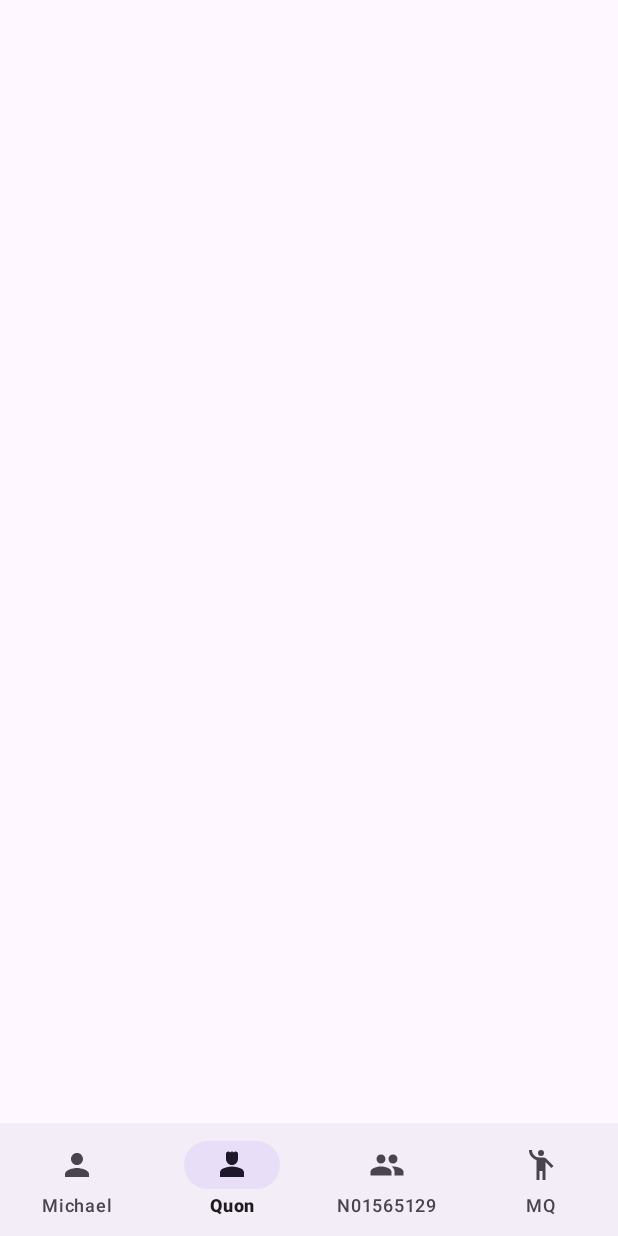
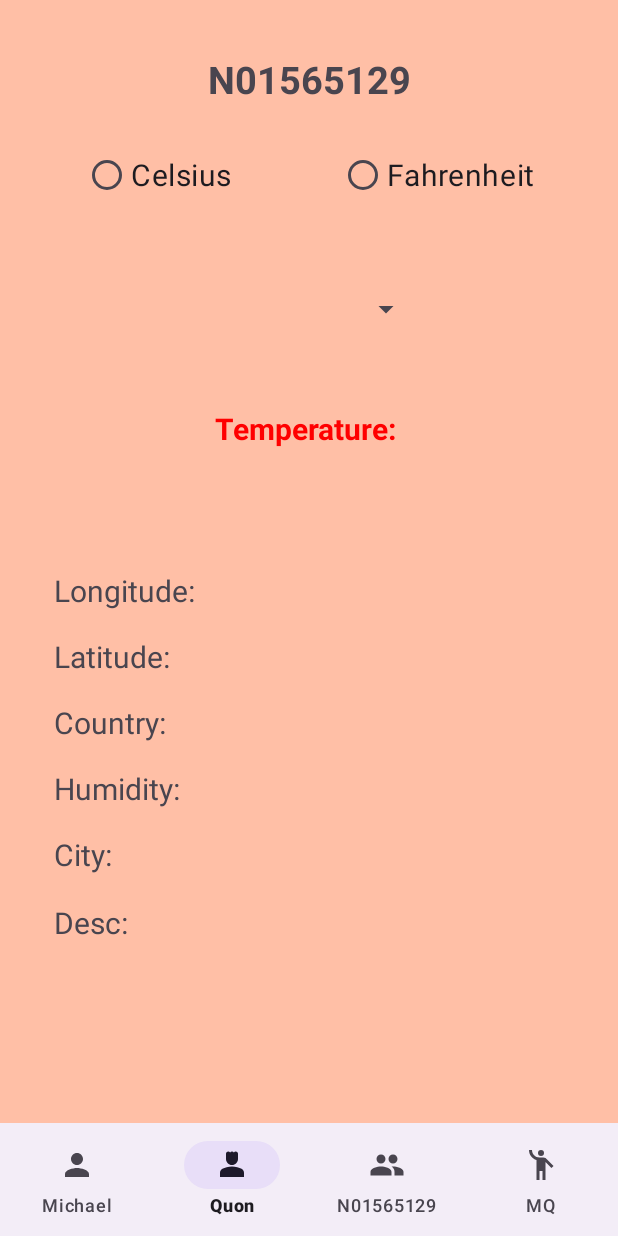
Before and after one commit to Michael-Quon/Android-Studio-Lab-10, an Android app: the screen it shows after launch (QuonActivity10), item 2 of the bottom bar chosen, on a phone screen of 412 x 824 dp. Run offline under Robolectric (Android 15) with nearby library versions, the phone set to English and light mode, and no system bars; pictures from the network do not load.

Commit message:
Made the xml for the second fragment

```diff
--- a/MichaelLab10/src/main/java/michael/quon/n01565129/mq/QuonActivity10.java
+++ b/MichaelLab10/src/main/java/michael/quon/n01565129/mq/QuonActivity10.java
@@ -21,6 +21,7 @@ public class QuonActivity10 extends AppCompatActivity implements BottomNavigatio
         bottomNavigationView = findViewById(R.id.MicBottomNavigationView);
         bottomNavigationView.setOnItemSelectedListener(this);
         bottomNavigationView.setSelectedItemId(R.id.Mic_Michael);
+
     }
 
     Mi1chaelFragment mi1chaelFragment = new Mi1chaelFragment();
--- a/MichaelLab10/src/main/res/layout/fragment_qu2on.xml
+++ b/MichaelLab10/src/main/res/layout/fragment_qu2on.xml
@@ -1,12 +1,146 @@
 <?xml version="1.0" encoding="utf-8"?>
-<FrameLayout xmlns:android="http://schemas.android.com/apk/res/android"
+<androidx.constraintlayout.widget.ConstraintLayout xmlns:android="http://schemas.android.com/apk/res/android"
+    xmlns:app="http://schemas.android.com/apk/res-auto"
     xmlns:tools="http://schemas.android.com/tools"
     android:layout_width="match_parent"
     android:layout_height="match_parent"
+    android:background="@color/peach"
     tools:context=".Qu2onFragment">
 
+
     <TextView
-        android:layout_width="match_parent"
-        android:layout_height="match_parent" />
+        android:id="@+id/Mic_idTV"
+        android:layout_width="155dp"
+        android:layout_height="41dp"
+        android:layout_marginTop="35dp"
+        android:text="@string/n01565129"
+        android:textAlignment="center"
+        android:textSize="25sp"
+        android:textStyle="bold"
+        app:layout_constraintEnd_toEndOf="parent"
+        app:layout_constraintHorizontal_bias="0.5"
+        app:layout_constraintStart_toStartOf="parent"
+        app:layout_constraintTop_toTopOf="parent" />
 
-</FrameLayout>
+    <RadioGroup
+        android:id="@+id/Mic_tempRadioGroup"
+        android:layout_width="341dp"
+        android:layout_height="51dp"
+        android:layout_marginStart="40dp"
+        android:layout_marginTop="16dp"
+        android:orientation="horizontal"
+        app:layout_constraintEnd_toEndOf="parent"
+        app:layout_constraintStart_toStartOf="parent"
+        app:layout_constraintTop_toBottomOf="@+id/Mic_idTV">
+
+        <RadioButton
+            android:id="@+id/Mic_Celsius_radioButton"
+            android:layout_width="0dp"
+            android:layout_height="wrap_content"
+            android:layout_weight="1"
+            android:text="@string/celsius"
+            android:textSize="20sp"/>
+
+        <RadioButton
+            android:id="@+id/Mic_Fahrenheit_radioButton"
+            android:layout_width="0dp"
+            android:layout_height="wrap_content"
+            android:layout_weight="1"
+            android:text="@string/fahrenheit"
+            android:textSize="20sp"/>
+
+    </RadioGroup>
+
+
+    <Spinner
+        android:id="@+id/Mic_cityspinner"
+        android:layout_width="153dp"
+        android:layout_height="36dp"
+        android:layout_marginTop="188dp"
+        app:layout_constraintEnd_toEndOf="parent"
+        app:layout_constraintHorizontal_bias="0.496"
+        app:layout_constraintStart_toStartOf="parent"
+        app:layout_constraintTop_toTopOf="parent" />
+
+    <TextView
+        android:id="@+id/Mic_tempTV"
+        android:layout_width="264dp"
+        android:layout_height="34dp"
+        android:layout_marginTop="272dp"
+        android:text="@string/temperature"
+        android:textAlignment="center"
+        android:textColor="#FF0000"
+        android:textSize="20sp"
+        android:textStyle="bold"
+        app:layout_constraintEnd_toEndOf="parent"
+        app:layout_constraintHorizontal_bias="0.496"
+        app:layout_constraintStart_toStartOf="parent"
+        app:layout_constraintTop_toTopOf="parent" />
+
+    <TextView
+        android:id="@+id/Mic_Longitude"
+        android:layout_width="wrap_content"
+        android:layout_height="wrap_content"
+        android:layout_marginStart="36dp"
+        android:layout_marginTop="380dp"
+        android:text="@string/longitude"
+        android:textSize="20sp"
+        app:layout_constraintStart_toStartOf="parent"
+        app:layout_constraintTop_toTopOf="parent" />
+
+    <TextView
+        android:id="@+id/Mic_Latitude"
+        android:layout_width="wrap_content"
+        android:layout_height="wrap_content"
+        android:layout_marginStart="36dp"
+        android:layout_marginTop="424dp"
+        android:text="@string/latitude"
+        android:textSize="20sp"
+        app:layout_constraintStart_toStartOf="parent"
+        app:layout_constraintTop_toTopOf="parent" />
+
+    <TextView
+        android:id="@+id/Mic_Country"
+        android:layout_width="wrap_content"
+        android:layout_height="wrap_content"
+        android:layout_marginStart="36dp"
+        android:layout_marginTop="468dp"
+        android:text="@string/country"
+        android:textSize="20sp"
+        app:layout_constraintStart_toStartOf="parent"
+        app:layout_constraintTop_toTopOf="parent" />
+
+    <TextView
+        android:id="@+id/Mic_Humidity"
+        android:layout_width="wrap_content"
+        android:layout_height="wrap_content"
+        android:layout_marginStart="36dp"
+        android:layout_marginTop="512dp"
+        android:text="@string/humidity"
+        android:textSize="20sp"
+        app:layout_constraintStart_toStartOf="parent"
+        app:layout_constraintTop_toTopOf="parent" />
+
+    <TextView
+        android:id="@+id/Mic_City"
+        android:layout_width="wrap_content"
+        android:layout_height="wrap_content"
+        android:layout_marginStart="36dp"
+        android:layout_marginTop="556dp"
+        android:text="@string/city"
+        android:textSize="20sp"
+        app:layout_constraintStart_toStartOf="parent"
+        app:layout_constraintTop_toTopOf="parent" />
+
+    <TextView
+        android:id="@+id/Mic_Desc"
+        android:layout_width="wrap_content"
+        android:layout_height="wrap_content"
+        android:layout_marginStart="36dp"
+        android:layout_marginTop="601dp"
+        android:text="@string/desc"
+        android:textSize="20sp"
+        app:layout_constraintStart_toStartOf="parent"
+        app:layout_constraintTop_toTopOf="parent" />
+
+</androidx.constraintlayout.widget.ConstraintLayout>
--- a/MichaelLab10/src/main/res/values/colors.xml
+++ b/MichaelLab10/src/main/res/values/colors.xml
@@ -10,5 +10,6 @@
     <color name="lavender">#8692f7</color>
     <color name="purple">#673AB7</color>
     <color name="dark_red">#920A00</color>
+    <color name="peach">#FFBFA6</color>
 
 </resources>
--- a/MichaelLab10/src/main/res/values/strings.xml
+++ b/MichaelLab10/src/main/res/values/strings.xml
@@ -10,15 +10,15 @@
     <string name="download_image">Download Image</string>
     <string name="blank" />
 
-    <string name="temperature">Temperature:</string>
+    <string name="temperature">"Temperature: "</string>
     <string name="celsius">Celsius</string>
     <string name="fahrenheit">Fahrenheit</string>
-    <string name="longitude">Longitude:</string>
-    <string name="latitude">Latitude:</string>
-    <string name="country">Country:</string>
-    <string name="humidity">Humidity:</string>
-    <string name="city">City:</string>
-    <string name="desc">Desc:</string>
+    <string name="longitude">"Longitude: "</string>
+    <string name="latitude">"Latitude: "</string>
+    <string name="country">"Country: "</string>
+    <string name="humidity">"Humidity: "</string>
+    <string name="city">"City: "</string>
+    <string name="desc">"Desc: "</string>
 
 
     <string-array name="spinner_items">
```
